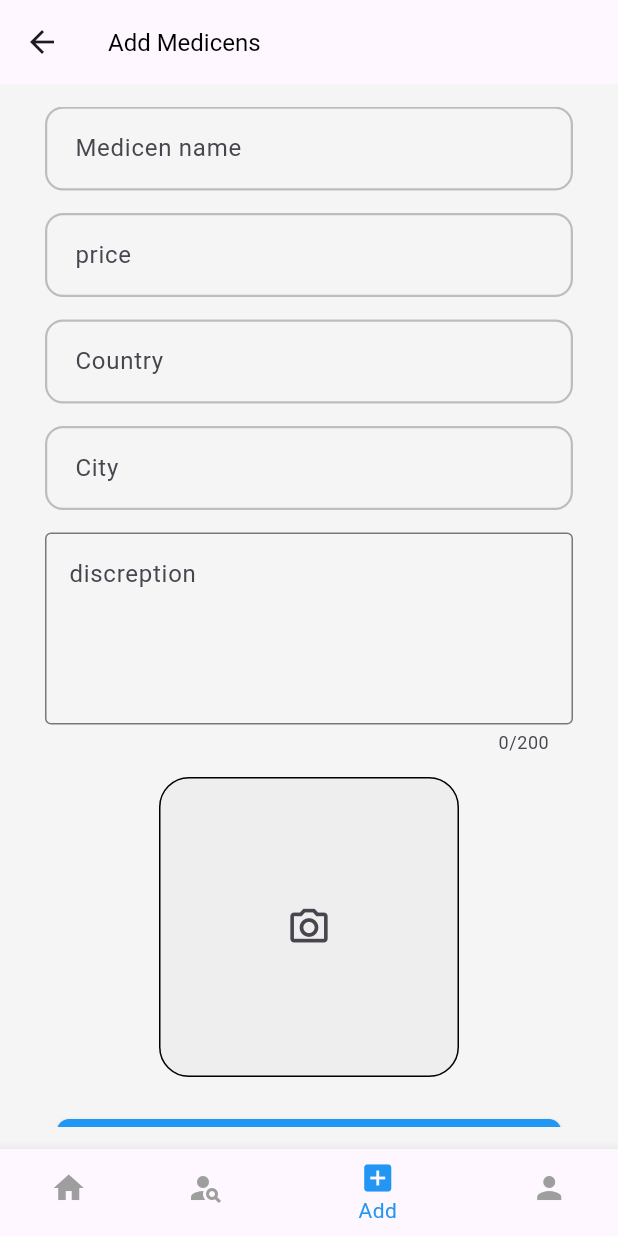
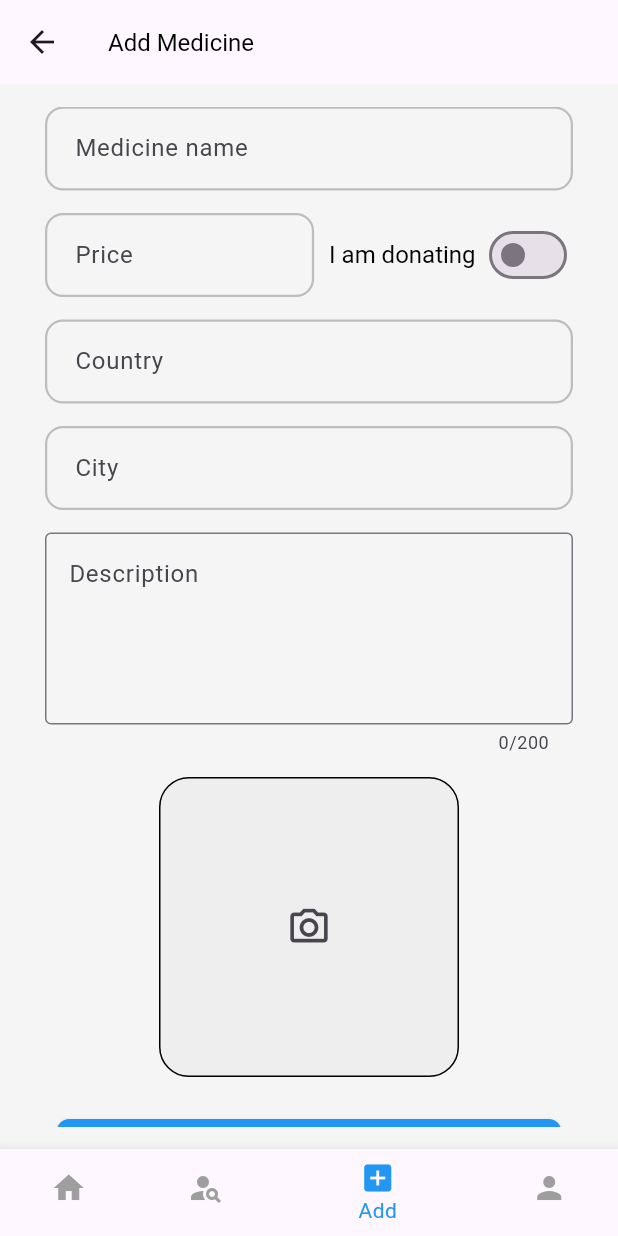
Before and after one commit to Amjad3618/Medico, a Flutter app: the BottomNavMobile screen opened directly, item 3 of the bottom bar chosen, on a phone screen of 412 x 824 dp. Run offline on Flutter 3.47's test engine with Material 3 defaults, Android fonts, the phone set to English and light mode, and no system bars.

Commit message:
donation and add page is ready

```diff
--- a/medico/lib/MobileScreen/add_p_mobile.dart
+++ b/medico/lib/MobileScreen/add_p_mobile.dart
@@ -1,26 +1,28 @@
 import 'package:flutter/material.dart';
 import 'package:medico/utils/custom_text.dart';
-import 'package:medico/utils/custome-button.dart';
-import 'package:medico/utils/custome_form.dart';
+import '../utils/custome-button.dart';
+import '../utils/custome_form.dart';
 
-class AddPMobile extends StatefulWidget {
-  const AddPMobile({super.key});
+class AddMedicineMobile extends StatefulWidget {
+  const AddMedicineMobile({Key? key}) : super(key: key);
 
   @override
-  State<AddPMobile> createState() => _AddPMobileState();
+  State<AddMedicineMobile> createState() => _AddMedicineMobileState();
 }
 
-class _AddPMobileState extends State<AddPMobile> {
-  final _productnamectrl = TextEditingController();
-  final _pricectrl = TextEditingController();
-  final _productdiscreptionctrl = TextEditingController();
-  final _countryctrl = TextEditingController();
-  final _cityctrl = TextEditingController();
+class _AddMedicineMobileState extends State<AddMedicineMobile> {
+  bool isDonation = false;
+  final _medicineNameController = TextEditingController();
+  final _priceController = TextEditingController();
+  final _descriptionController = TextEditingController();
+  final _countryController = TextEditingController();
+  final _cityController = TextEditingController();
+
   @override
   Widget build(BuildContext context) {
     return Scaffold(
       appBar: AppBar(
-        title: const MyTextt(text: "Add Medicens"),
+        title: const MyTextt(text: "Add Medicine"),
       ),
       body: Padding(
         padding: const EdgeInsets.symmetric(horizontal: 30, vertical: 15),
@@ -30,53 +32,80 @@ class _AddPMobileState extends State<AddPMobile> {
             crossAxisAlignment: CrossAxisAlignment.center,
             children: [
               CustomTextFormField(
-                controller: _productnamectrl,
-                hintText: "Medicen name",
+                controller: _medicineNameController,
+                hintText: "Medicine name",
               ),
-              const SizedBox(
-                height: 15,
+              const SizedBox(height: 15),
+              Row(
+                children: [
+                  if (!isDonation) ...[
+                    Expanded(
+                      child: CustomTextFormField(
+                        controller: _priceController,
+                        hintText: "Price",
+                      ),
+                    ),
+                    const SizedBox(width: 10),
+                  ],
+                  const MyTextt(text: "I am donating"),
+                  const SizedBox(width: 5),
+                  Switch(
+                    value: isDonation,
+                    onChanged: (value) {
+                      setState(() {
+                        isDonation = value;
+                        if (isDonation) {
+                          _priceController.clear();
+                        }
+                      });
+                    },
+                  ),
+                ],
               ),
+              const SizedBox(height: 15),
               CustomTextFormField(
-                controller: _pricectrl,
-                hintText: "price",
-              ),
-              const SizedBox(
-                height: 15,
-              ),
-              CustomTextFormField(
-                controller: _countryctrl,
+                controller: _countryController,
                 hintText: "Country",
               ),
-              const SizedBox(
-                height: 15,
-              ),
+              const SizedBox(height: 15),
               CustomTextFormField(
-                controller: _cityctrl,
+                controller: _cityController,
                 hintText: "City",
               ),
-              const SizedBox(
-                height: 15,
-              ),
+              const SizedBox(height: 15),
               TextFormField(
                 maxLines: 4,
                 maxLength: 200,
-                controller: _productdiscreptionctrl,
+                controller: _descriptionController,
                 decoration: const InputDecoration(
-                    hintText: "discreption", border: OutlineInputBorder()),
+                  hintText: "Description",
+                  border: OutlineInputBorder(),
+                ),
               ),
-                const SizedBox(height: 15,),
-
-                Container(
-                  height: 200,
-                  width: 200,
-                  decoration: BoxDecoration(color: Colors.grey[200],border: Border.all(),borderRadius: BorderRadius.circular(20)),
-                  child: Center(child: IconButton(onPressed: (){}, icon: const Icon(Icons.camera_alt_outlined,size: 30,)),),
+              const SizedBox(height: 15),
+              Container(
+                height: 200,
+                width: 200,
+                decoration: BoxDecoration(
+                  color: Colors.grey[200],
+                  border: Border.all(),
+                  borderRadius: BorderRadius.circular(20),
                 ),
-                  const SizedBox(height: 20,),
-                  Padding(
-                    padding: const EdgeInsets.all(8.0),
-                    child: MyElevatedButton(text: "Add Medicen", onPressed: (){})
-                  )
+                child: Center(
+                  child: IconButton(
+                    onPressed: () {},
+                    icon: const Icon(Icons.camera_alt_outlined, size: 30),
+                  ),
+                ),
+              ),
+              const SizedBox(height: 20),
+              Padding(
+                padding: const EdgeInsets.all(8.0),
+                child: MyElevatedButton(
+                  text: "Add Medicine",
+                  onPressed: () {},
+                ),
+              ),
             ],
           ),
         ),
--- a/medico/lib/MobileScreen/bottom_nav_mobile.dart
+++ b/medico/lib/MobileScreen/bottom_nav_mobile.dart
@@ -19,7 +19,7 @@ class _BottomNavMobileState extends State<BottomNavMobile> {
 
     const HomeMoile(),
     const OrdersMobile(),
-    const AddPMobile(),
+    const AddMedicineMobile(),
     const ProfileMobile(),
 
   ];
--- a/medico/lib/MobileScreen/home_moile.dart
+++ b/medico/lib/MobileScreen/home_moile.dart
@@ -74,6 +74,7 @@ class _HomeMoileState extends State<HomeMoile> {
                                   MyTextt(text: "price ",fontSize: 20,fontWeight: FontWeight.w400,),
                                   MyTextt(text: "country ",fontSize: 20,fontWeight: FontWeight.w400,),
                                     MyTextt(text: "city ",fontSize: 20,fontWeight: FontWeight.w400,),
+                                    MyTextt(text: "Donation ",fontSize: 20,fontWeight: FontWeight.w400,),
                                 ],
                               ),
                               Column(
@@ -85,6 +86,7 @@ class _HomeMoileState extends State<HomeMoile> {
                                   MyTextt(text: " Rs 560 ",fontSize: 20,fontWeight: FontWeight.w400,),
                                   MyTextt(text: " Pakistan ",fontSize: 20,fontWeight: FontWeight.w400,),
                                   MyTextt(text: " karachi ",fontSize: 20,fontWeight: FontWeight.w400,),
+                                  MyTextt(text: "Not ",fontSize: 20,fontWeight: FontWeight.w400,),
                                 ],
                               )
                             ],
--- a/medico/lib/main.dart
+++ b/medico/lib/main.dart
@@ -1,5 +1,4 @@
 import 'package:flutter/material.dart';
-import 'package:medico/MobileScreen/add_p_mobile.dart';
 import 'package:medico/MobileScreen/bottom_nav_mobile.dart';
 import 'package:medico/MobileScreen/login_m.dart';
 import 'package:medico/Responsives/lauout_code.dart';
@@ -24,8 +23,8 @@ class MyApp extends StatelessWidget {
           useMaterial3: true,
         ),
         // home: const BottomNavMobile());
-        home: AddPMobile());
-        // home: const LayoutCode(
-        //     mobilescreen: LoginM(), websitescreen:  LoginW()));
+        // home: HomeWeb());
+        home: const LayoutCode(
+            mobilescreen: LoginM(), websitescreen:  LoginW()));
  }
 }
```
